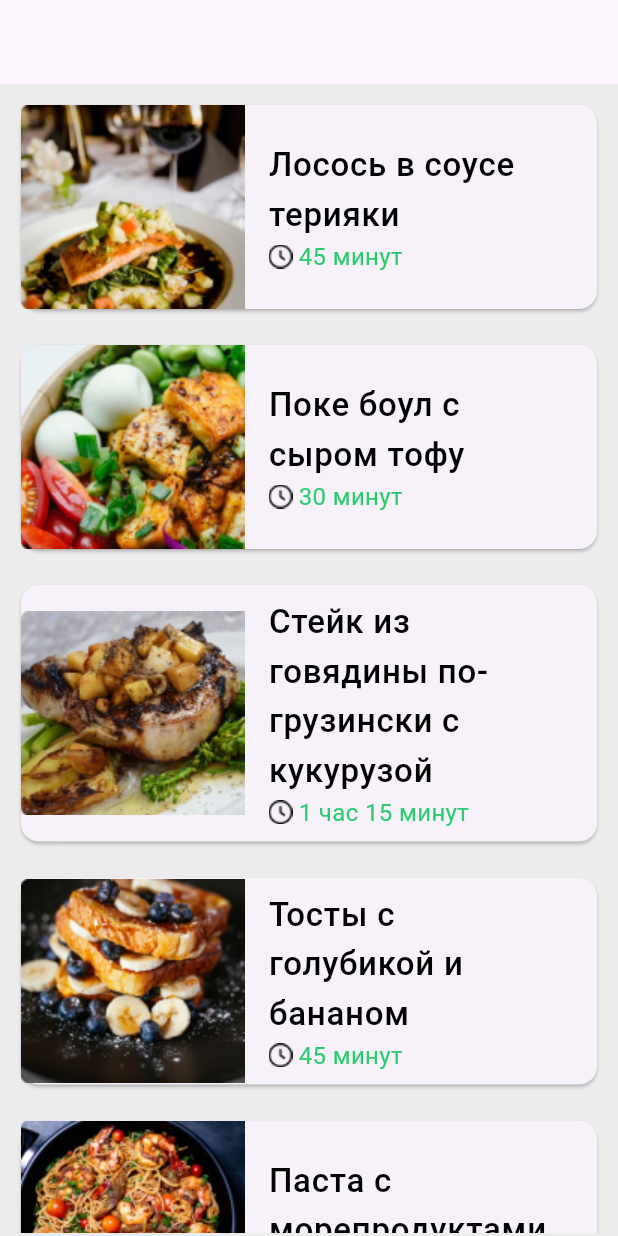
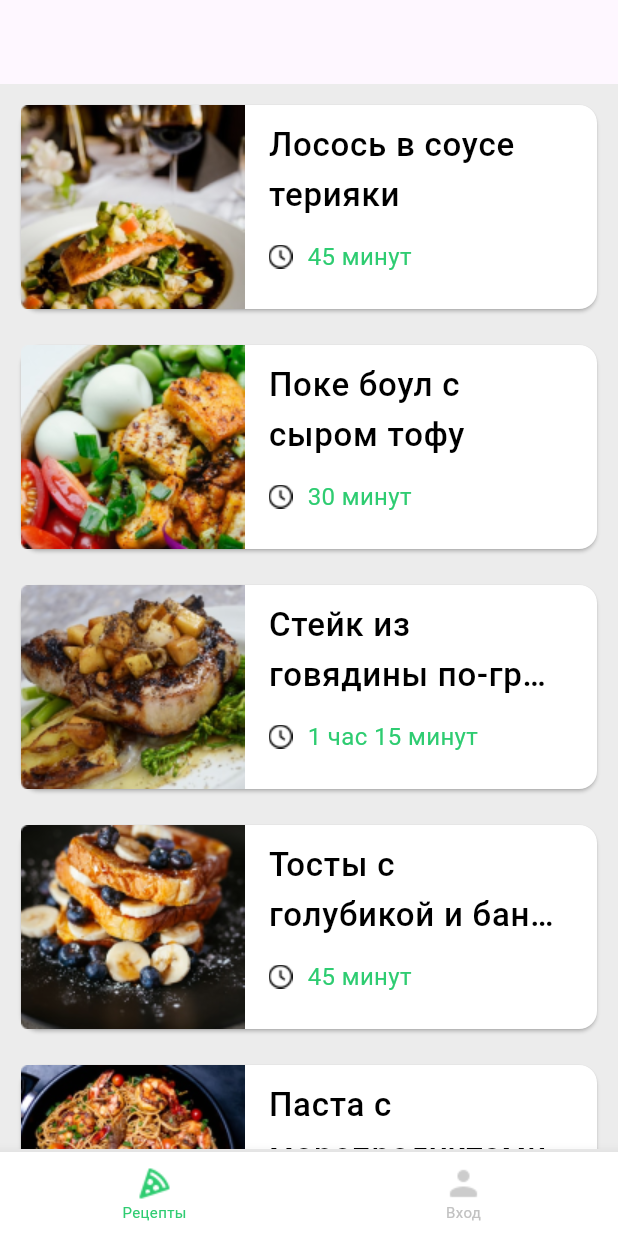
Before and after one commit to Nastiakor/otus_homework, a Flutter app: the screen it shows after launch, on a phone screen of 412 x 824 dp. Run offline on Flutter 3.47's test engine with Material 3 defaults, Android fonts, the phone set to English and light mode, and no system bars; our stand-ins replace google_fonts.

Commit message:
BottomNavigationBar added

```diff
--- a/lib/presentation/pages/recipe_list_page.dart
+++ b/lib/presentation/pages/recipe_list_page.dart
@@ -1,4 +1,5 @@
 import 'package:flutter/material.dart';
+import '../widgets/bottom_navigation_bar.dart';
 import '../widgets/recipe_card.dart';
 
 class RecipeListPage extends StatelessWidget {
@@ -56,6 +57,10 @@ class RecipeListPage extends StatelessWidget {
       appBar: AppBar(),
       body: Padding(
         padding: const EdgeInsets.all(2.0),
+        child: NotificationListener<OverscrollIndicatorNotification>(
+          onNotification: (notification) {
+            return true;
+          },
           child: ListView(
             children: List.generate(recipes.length, (index) {
               final recipe = recipes[index];
@@ -68,6 +73,8 @@ class RecipeListPage extends StatelessWidget {
             }),
           ),
         ),
+      ),
+      bottomNavigationBar: const MyBottomNavigationBar(currentIndex: 0),
     );
   }
 }
--- /dev/null
+++ b/lib/presentation/widgets/bottom_navigation_bar.dart
@@ -0,0 +1,44 @@
+import 'package:flutter/material.dart';
+import 'package:google_fonts/google_fonts.dart';
+
+class MyBottomNavigationBar extends StatefulWidget {
+  final int currentIndex;
+
+  const MyBottomNavigationBar({required this.currentIndex, super.key});
+
+  @override
+  State<MyBottomNavigationBar> createState() => _MyBottomNavigationBarState();
+}
+
+class _MyBottomNavigationBarState extends State<MyBottomNavigationBar> {
+  final int _selectedIndex = 0;
+
+  @override
+  Widget build(BuildContext context) {
+    return BottomNavigationBar(
+      backgroundColor: const Color(0xFFFFFFFF),
+      selectedLabelStyle: GoogleFonts.roboto(
+        fontWeight: FontWeight.w400,
+        fontSize: 10,
+      ),
+      selectedItemColor: const Color(0xFF2ECC71),
+      unselectedLabelStyle: GoogleFonts.roboto(
+        fontWeight: FontWeight.w400,
+        fontSize: 10,
+      ),
+      unselectedItemColor: const Color(0xFFC2C2C2),
+      items: [
+        BottomNavigationBarItem(
+          label: 'Рецепты',
+          icon: Image.asset('assets/images/pizza_icon.png',
+              width: 24, height: 24),
+        ),
+        BottomNavigationBarItem(
+          label: 'Вход',
+          icon:
+              Image.asset('assets/images/user_icon.png', width: 24, height: 24),
+        ),
+      ],
+    );
+  }
+}
--- a/lib/presentation/widgets/recipe_card.dart
+++ b/lib/presentation/widgets/recipe_card.dart
@@ -18,17 +18,24 @@ class RecipeCardItem extends StatelessWidget {
     return Padding(
       padding: const EdgeInsets.all(8.0),
       child: Card(
+        color: const Color(0xFFFFFFFF),
         child: Row(
           children: [
             Image.asset(image, width: 149, height: 136),
             Expanded(
               child: ListTile(
-                title: Text(recipeTitle, style: Theme.of(context).textTheme.bodyLarge),
+                title: Text(
+                    recipeTitle,
+                    maxLines: 2,
+                    overflow: TextOverflow.ellipsis,
+                    style: Theme.of(context).textTheme.bodyLarge),
                 subtitle: Row(
                   children: [
+                    const SizedBox(height: 50),
                     Image.asset(timeIcon, width: 16, height: 16),
-                    const SizedBox(width: 4),
-                    Text(prepTime, style: Theme.of(context).textTheme.bodyMedium),
+                    const SizedBox(width: 10),
+                    Text(prepTime,
+                        style: Theme.of(context).textTheme.bodyMedium),
                   ],
                 ),
               ),
--- a/lib/utils/theme.dart
+++ b/lib/utils/theme.dart
@@ -14,5 +14,10 @@ final ThemeData appThemeData = ThemeData(
       fontSize: 16,
       color: const Color(0xFF2ECC71),
     ),
+    bodySmall: GoogleFonts.roboto(
+      fontWeight: FontWeight.w400,
+      fontSize: 10,
+      color: const Color(0xFF2ECC71),
+    ),
   ),
 );
```
Also changed, not shown: assets/images/pizza_icon.png (added), assets/images/user_icon.png (added). Lines whose indentation alone changed are shown as unchanged.
